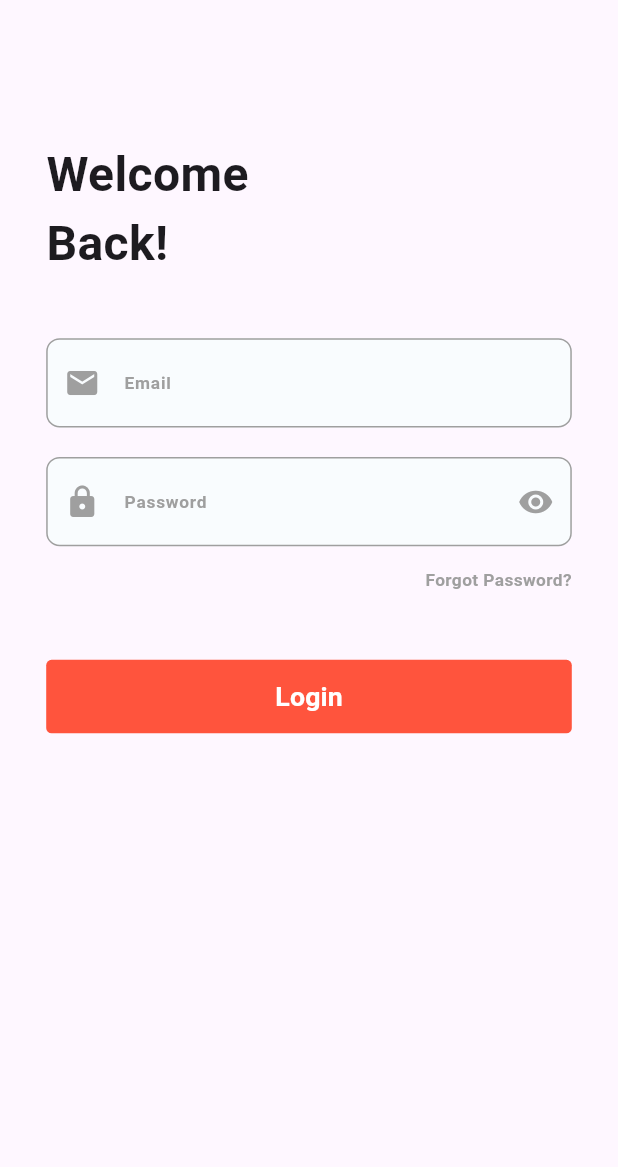
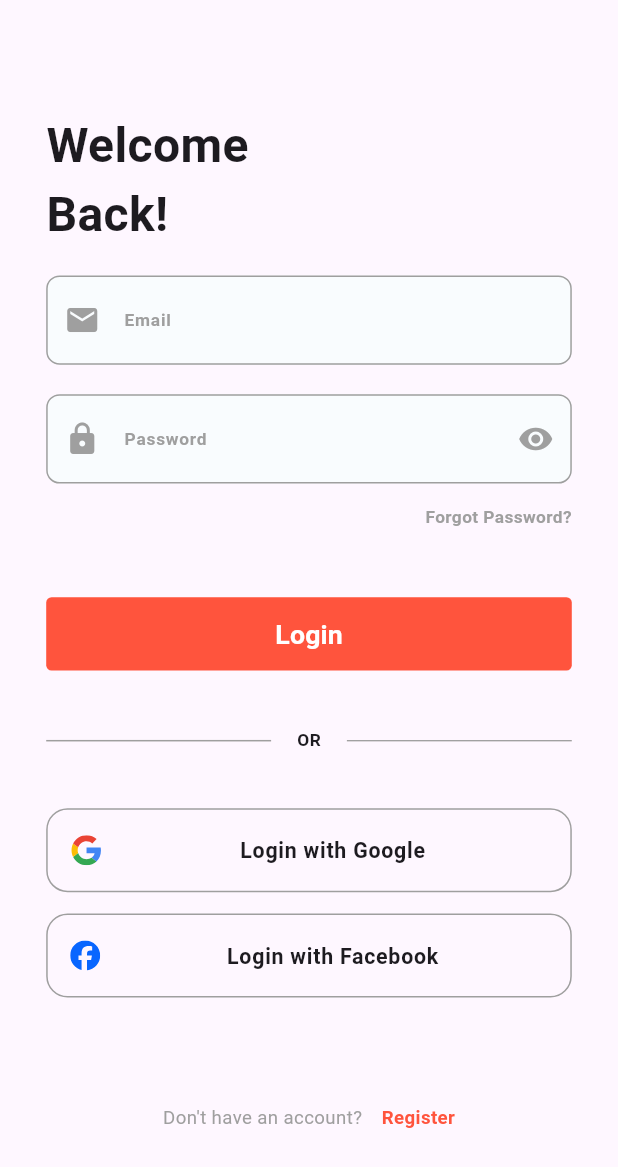
Before and after one commit to mohamedali015/Egy-Go, a Flutter app: the screen it shows after launch, on a phone screen of 412 x 824 dp. Shown: the top 1167 px of the screen. Run offline on Flutter 3.47's test engine with Material 3 defaults, Android fonts, the phone set to English and light mode, and no system bars; drawn by our look-alikes of modal_progress_hud_nsn; our stand-ins replace flutter_bloc, flutter_screenutil, flutter_svg, flutter_svg_provider, get_it.

Commit message:
Add social login buttons and corresponding assets for Google and Facebook

```diff
--- a/lib/core/utils/app_assets.dart
+++ b/lib/core/utils/app_assets.dart
@@ -1,4 +1,6 @@
 abstract class AppAssets {
   static const String basePath = "assets/images/";
 
+  static const String googleLogo = "${basePath}google.svg";
+  static const String facebookLogo = "${basePath}facebook.svg";
 }
--- a/lib/core/utils/app_strings.dart
+++ b/lib/core/utils/app_strings.dart
@@ -7,8 +7,11 @@ abstract class AppStrings {
   static const String passwordHint = "Password";
   static const String confirmPasswordHint = "Confirm Password";
   static const String forgotPassword = "Forgot Password?";
+  static const String or = "OR";
+  static const String loginWithGoogle = "Login with Google";
+  static const String loginWithFacebook = "Login with Facebook";
   static const String dontHaveAccount = "Don't have an account? ";
-  static const String signUp = "Sign Up";
+  static const String register = "Register";
 
   // validators
   static const String nameRequired = 'Name is required';
--- a/lib/core/utils/app_text_styles.dart
+++ b/lib/core/utils/app_text_styles.dart
@@ -13,6 +13,11 @@ abstract class AppTextStyles {
 
   static TextStyle regular11 = TextStyle(
     fontSize: MyResponsive.fontSize(value: 11),
+    fontWeight: FontWeight.normal,
+  );
+
+  static TextStyle regular14 = TextStyle(
+    fontSize: MyResponsive.fontSize(value: 14),
     fontWeight: FontWeight.normal,
   );
 
@@ -45,6 +50,16 @@ abstract class AppTextStyles {
     fontWeight: FontWeight.bold,
   );
 
+  static TextStyle bold14 = TextStyle(
+    fontSize: MyResponsive.fontSize(value: 14),
+    fontWeight: FontWeight.bold,
+  );
+
+  static TextStyle bold16 = TextStyle(
+    fontSize: MyResponsive.fontSize(value: 16),
+    fontWeight: FontWeight.bold,
+  );
+
   static TextStyle bold36 = TextStyle(
     fontSize: MyResponsive.fontSize(value: 36),
     fontWeight: FontWeight.bold,
--- /dev/null
+++ b/lib/features/auth/views/widgets/do_not_have_account.dart
@@ -0,0 +1,42 @@
+import 'package:flutter/material.dart';
+
+import '../../../../core/helper/my_responsive.dart';
+import '../../../../core/utils/app_colors.dart';
+import '../../../../core/utils/app_text_styles.dart';
+
+
+class DoNotHaveAccount extends StatelessWidget {
+  final String question;
+  final String actionText;
+  final VoidCallback onPressed;
+
+  const DoNotHaveAccount({
+    super.key,
+    required this.question,
+    required this.actionText,
+    required this.onPressed,
+  });
+
+  @override
+  Widget build(BuildContext context) {
+    return Row(
+      mainAxisAlignment: MainAxisAlignment.center,
+      children: [
+        Text(
+          question,
+          style: AppTextStyles.regular14.copyWith(color: AppColors.grey),
+        ),
+        SizedBox(
+          width: MyResponsive.width(value: 10),
+        ),
+        GestureDetector(
+          onTap: onPressed,
+          child: Text(
+            actionText,
+            style: AppTextStyles.bold14.copyWith(color: AppColors.primary),
+          ),
+        ),
+      ],
+    );
+  }
+}
--- a/lib/features/auth/views/widgets/login_view_body.dart
+++ b/lib/features/auth/views/widgets/login_view_body.dart
@@ -5,7 +5,12 @@ import 'package:egy_go/core/utils/app_colors.dart';
 import 'package:egy_go/core/utils/app_strings.dart';
 import 'package:egy_go/core/utils/app_text_styles.dart';
 import 'package:egy_go/features/auth/manager/login_cubit/login_cubit.dart';
+import 'package:egy_go/features/auth/views/widgets/social_login_button.dart';
 import 'package:flutter/material.dart';
+
+import '../../../../core/utils/app_assets.dart';
+import 'do_not_have_account.dart';
+import 'or_divider.dart';
 
 class LoginViewBody extends StatelessWidget {
   const LoginViewBody({super.key});
@@ -17,18 +22,19 @@ class LoginViewBody extends StatelessWidget {
       padding: MyResponsive.paddingSymmetric(
         horizontal: 32,
       ),
+      child: SingleChildScrollView(
         child: Column(
           crossAxisAlignment: CrossAxisAlignment.start,
           children: [
             SizedBox(
-            height: MyResponsive.height(value: 42),
+              height: MyResponsive.height(value: 20),
             ),
             Text(
               AppStrings.loginTitle,
               style: AppTextStyles.bold36,
             ),
             SizedBox(
-            height: MyResponsive.height(value: 45),
+              height: MyResponsive.height(value: 20),
             ),
             Form(
               key: cubit.formKey,
@@ -70,8 +76,42 @@ class LoginViewBody extends StatelessWidget {
                   ),
                 ],
               ),
-          )
+            ),
+            SizedBox(
+              height: MyResponsive.height(value: 43),
+            ),
+            OrDivider(),
+            SizedBox(
+              height: MyResponsive.height(value: 41),
+            ),
+            SocialLoginButton(
+              imagePath: AppAssets.googleLogo,
+              title: AppStrings.loginWithGoogle,
+              onPressed: () {},
+            ),
+            SizedBox(
+              height: MyResponsive.height(value: 16),
+            ),
+            SocialLoginButton(
+              imagePath: AppAssets.facebookLogo,
+              title: AppStrings.loginWithFacebook,
+              onPressed: () {},
+            ),
+            SizedBox(
+              height: MyResponsive.height(value: 80),
+            ),
+            DoNotHaveAccount(
+              question: AppStrings.dontHaveAccount,
+              actionText: AppStrings.register,
+              onPressed: () {
+                // Navigator.pushNamed(context, RegisterView.routeName);
+              },
+            ),
+            SizedBox(
+              height: MyResponsive.height(value: 50),
+            ),
           ],
+        ),
       ),
     );
   }
--- /dev/null
+++ b/lib/features/auth/views/widgets/or_divider.dart
@@ -0,0 +1,37 @@
+import 'package:flutter/material.dart';
+
+import '../../../../core/helper/my_responsive.dart';
+import '../../../../core/utils/app_colors.dart';
+import '../../../../core/utils/app_strings.dart';
+import '../../../../core/utils/app_text_styles.dart';
+
+class OrDivider extends StatelessWidget {
+  const OrDivider({super.key});
+
+  @override
+  Widget build(BuildContext context) {
+    return Row(
+      children: [
+        Expanded(
+          child: Divider(
+            thickness: 1,
+            color: AppColors.grey,
+          ),
+        ),
+        Padding(
+          padding: MyResponsive.paddingSymmetric(horizontal: 18),
+          child: Text(
+            AppStrings.or,
+            style: AppTextStyles.bold13,
+          ),
+        ),
+        Expanded(
+          child: Divider(
+            thickness: MyResponsive.height(value: 1),
+            color: AppColors.grey,
+          ),
+        ),
+      ],
+    );
+  }
+}
--- /dev/null
+++ b/lib/features/auth/views/widgets/social_login_button.dart
@@ -0,0 +1,48 @@
+import 'package:flutter/material.dart';
+
+import '../../../../core/helper/my_responsive.dart';
+import '../../../../core/shared_widgets/svg_wrapper.dart';
+import '../../../../core/utils/app_colors.dart';
+import '../../../../core/utils/app_text_styles.dart';
+
+class SocialLoginButton extends StatelessWidget {
+  const SocialLoginButton({
+    super.key,
+    required this.imagePath,
+    required this.title,
+    this.onPressed,
+  });
+
+  final String imagePath;
+  final String title;
+  final void Function()? onPressed;
+
+  @override
+  Widget build(BuildContext context) {
+    return TextButton(
+      onPressed: onPressed,
+      style: TextButton.styleFrom(
+        padding: EdgeInsets.zero,
+        minimumSize: Size(
+          double.infinity,
+          MyResponsive.height(value: 40),
+        ),
+        shape: RoundedRectangleBorder(
+          side: BorderSide(
+            color: AppColors.grey,
+            width: 1,
+          ),
+          borderRadius: BorderRadius.circular(MyResponsive.radius(value: 16)),
+        ),
+      ),
+      child: ListTile(
+        leading: SvgWrapper(path: imagePath),
+        title: Text(
+          title,
+          textAlign: TextAlign.center,
+          style: AppTextStyles.bold16,
+        ),
+      ),
+    );
+  }
+}
--- a/pubspec.yaml
+++ b/pubspec.yaml
@@ -71,8 +71,8 @@ flutter:
   uses-material-design: true
 
   # To add assets to your application, add an assets section, like this:
-  # assets:
-  #   - images/a_dot_burr.jpeg
+  assets:
+    - assets/images/
   #   - images/a_dot_ham.jpeg
 
   # An image asset can refer to one or more resolution-specific "variants", see
```
Also changed, not shown: assets/images/facebook.svg (added), assets/images/get_started.png (added), assets/images/google.svg (added). Lines whose indentation alone changed are shown as unchanged.
